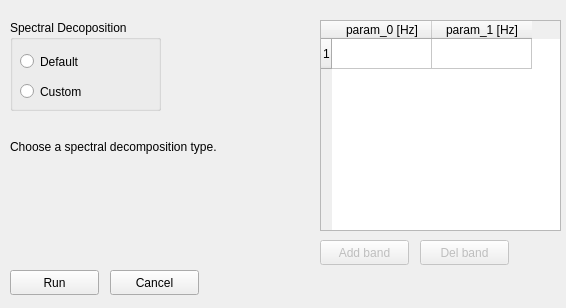
Old version of the form Function/spectral_choice_gui.ui in the repository catalystneuro/ecogVIS.
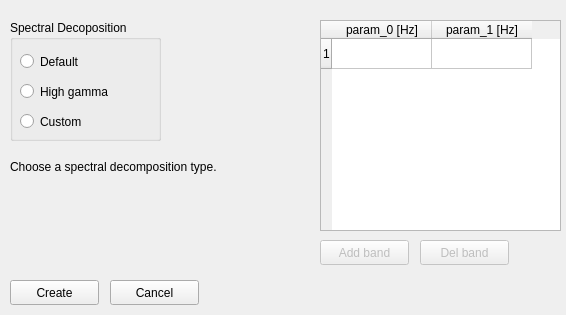
New version of the form.

Commit message: spectral decomposition fixes: - high gamma option back in place - warning of "processing, please wait" - Better description of options in the spectral decomposition dialog - When clicking on panel to plot data types that do not exist in file, a warning is raised

```diff
--- a/Function/spectral_choice_gui.ui
+++ b/Function/spectral_choice_gui.ui
@@ -10,7 +10,7 @@
     <x>0</x>
     <y>0</y>
     <width>566</width>
-    <height>308</height>
+    <height>315</height>
    </rect>
   </property>
   <property name="sizePolicy">
@@ -31,7 +31,7 @@
      <x>10</x>
      <y>20</y>
      <width>151</width>
-     <height>91</height>
+     <height>121</height>
     </rect>
    </property>
    <property name="title">
@@ -56,6 +56,19 @@
      <string>Default</string>
     </property>
    </widget>
+   <widget class="QRadioButton" name="radioButton_3">
+    <property name="geometry">
+     <rect>
+      <x>10</x>
+      <y>90</y>
+      <width>112</width>
+      <height>23</height>
+     </rect>
+    </property>
+    <property name="text">
+     <string>Custom</string>
+    </property>
+   </widget>
    <widget class="QRadioButton" name="radioButton_2">
     <property name="geometry">
      <rect>
@@ -66,7 +79,7 @@
      </rect>
     </property>
     <property name="text">
-     <string>Custom</string>
+     <string>High gamma</string>
     </property>
    </widget>
   </widget>
@@ -134,9 +147,9 @@
    <property name="geometry">
     <rect>
      <x>10</x>
-     <y>140</y>
+     <y>160</y>
      <width>301</width>
-     <height>71</height>
+     <height>111</height>
     </rect>
    </property>
    <property name="text">
@@ -187,9 +200,9 @@
   <widget class="QLabel" name="label_2">
    <property name="geometry">
     <rect>
-     <x>320</x>
+     <x>220</x>
      <y>280</y>
-     <width>221</width>
+     <width>341</width>
      <height>21</height>
     </rect>
    </property>
@@ -210,20 +223,20 @@
    <property name="geometry">
     <rect>
      <x>10</x>
-     <y>270</y>
+     <y>280</y>
      <width>89</width>
      <height>25</height>
     </rect>
    </property>
    <property name="text">
-    <string>Run</string>
+    <string>Create</string>
    </property>
   </widget>
   <widget class="QPushButton" name="cancelButton">
    <property name="geometry">
     <rect>
      <x>110</x>
-     <y>270</y>
+     <y>280</y>
      <width>89</width>
      <height>25</height>
     </rect>
```
The commit also changes 3 other files.
